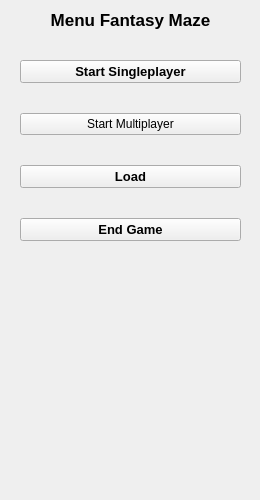
Before: the Qt Designer form src/MenuWidget.ui in dark-saron/Fantasy-Maze, drawn with Qt 5.
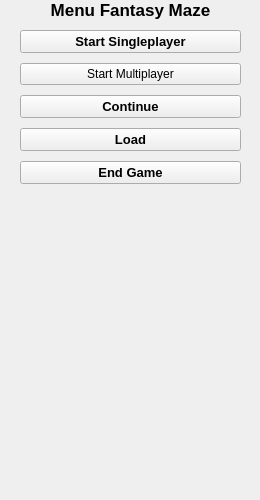
After: the same form once the commit is applied.

Patch:
```diff
--- a/src/MenuWidget.ui
+++ b/src/MenuWidget.ui
@@ -48,7 +48,7 @@
    </property>
    <layout class="QVBoxLayout" name="verticalLayout">
     <property name="spacing">
-     <number>30</number>
+     <number>10</number>
     </property>
     <property name="sizeConstraint">
      <enum>QLayout::SetMinAndMaxSize</enum>
@@ -57,13 +57,13 @@
      <number>20</number>
     </property>
     <property name="topMargin">
-     <number>10</number>
+     <number>0</number>
     </property>
     <property name="rightMargin">
      <number>20</number>
     </property>
     <property name="bottomMargin">
-     <number>20</number>
+     <number>10</number>
     </property>
     <item>
      <widget class="QLabel" name="label">
@@ -139,6 +139,20 @@
       </property>
      </widget>
     </item>
+    <item>
+     <widget class="QPushButton" name="_continueBtn">
+      <property name="font">
+       <font>
+        <pointsize>10</pointsize>
+        <weight>75</weight>
+        <bold>true</bold>
+       </font>
+      </property>
+      <property name="text">
+       <string>Continue</string>
+      </property>
+     </widget>
+    </item>
     <item>
      <widget class="QPushButton" name="_loadBtn">
       <property name="font">
```
